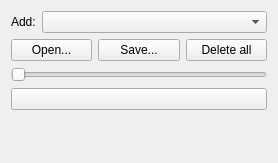
Qt form plugins/assistants/Assistants/AssistantsToolOptions.ui (KDE/krita) before a commit.
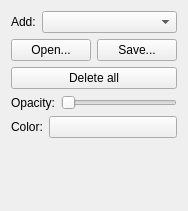
The same form after that commit. Custom widgets are drawn as their Qt base class.

Commit message: make all assistants use color now. fill handles with custom color and make a bit bigger

The edit to the form file:
```diff
--- a/plugins/assistants/Assistants/AssistantsToolOptions.ui
+++ b/plugins/assistants/Assistants/AssistantsToolOptions.ui
@@ -6,8 +6,8 @@
    <rect>
     <x>0</x>
     <y>0</y>
-    <width>278</width>
-    <height>163</height>
+    <width>188</width>
+    <height>211</height>
    </rect>
   </property>
   <layout class="QVBoxLayout" name="verticalLayout">
@@ -47,6 +47,8 @@
        </property>
       </widget>
      </item>
+    </layout>
+   </item>
      <item>
       <widget class="QPushButton" name="deleteAllAssistantsButton">
        <property name="text">
@@ -54,7 +56,14 @@
        </property>
       </widget>
      </item>
-    </layout>
+   <item>
+    <layout class="QHBoxLayout" name="horizontalLayout_3">
+     <item>
+      <widget class="QLabel" name="label_2">
+       <property name="text">
+        <string>Opacity:</string>
+       </property>
+      </widget>
    </item>
    <item>
     <widget class="QSlider" name="assistantsOpacitySlider">
@@ -66,6 +75,23 @@
      </property>
     </widget>
    </item>
+    </layout>
+   </item>
+   <item>
+    <layout class="QHBoxLayout" name="horizontalLayout_4">
+     <item>
+      <widget class="QLabel" name="label_3">
+       <property name="sizePolicy">
+        <sizepolicy hsizetype="Fixed" vsizetype="Preferred">
+         <horstretch>0</horstretch>
+         <verstretch>0</verstretch>
+        </sizepolicy>
+       </property>
+       <property name="text">
+        <string>Color:</string>
+       </property>
+      </widget>
+     </item>
    <item>
     <widget class="KColorButton" name="assistantsColor">
      <property name="sizePolicy">
@@ -81,6 +107,8 @@
       </size>
      </property>
     </widget>
+     </item>
+    </layout>
    </item>
    <item>
     <spacer name="verticalSpacer">
```
Lines whose indentation alone changed are shown as unchanged. The commit also changes 6 other files.
